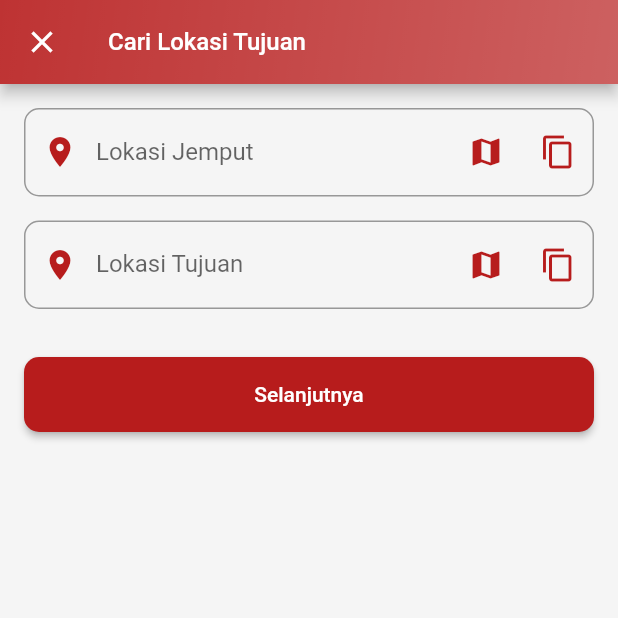
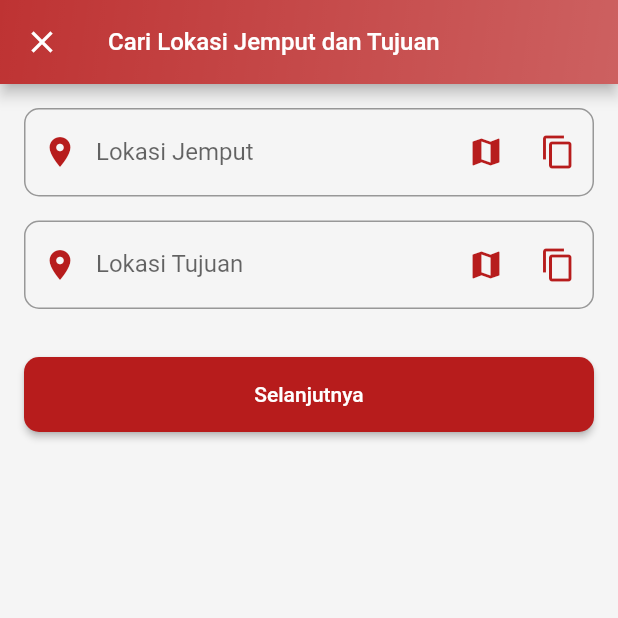
Before and after one commit to siir4w4nlincgrp/webhozz-tugas-flutter-basic, a Flutter app: the OrderSearchDestination screen opened by its route, on a phone screen of 412 x 824 dp, the top half of it. Run offline on Flutter 3.47's test engine with Material 2 defaults, Android fonts, the phone set to English and light mode, and no system bars; our stand-ins replace dio, dots_indicator, flutter_map, get, latlong2, location and 1 more; accounts and stored records are empty; project files that could hold a hidden picture were left out.

Commit message:
repair order summary

```diff
--- a/lib/tugas/views/orders/order_request.dart
+++ b/lib/tugas/views/orders/order_request.dart
@@ -37,7 +37,7 @@ class _OrderRequestState extends State<OrderRequest> {
             return ConstrainedBox(
               constraints: BoxConstraints(maxWidth: constraints.maxWidth),
               child: Text(
-                "Selamat Datang, $name!",
+                "Mau Pesan Kemana $name ?",
                 style: const TextStyle(
                   fontSize: 18,
                   fontWeight: FontWeight.bold,
@@ -99,7 +99,7 @@ class _OrderRequestState extends State<OrderRequest> {
               mainAxisSize: MainAxisSize.min,
               children: [
                 const Text(
-                  "Tujuan perjalanan Anda",
+                  "Masukan Rute Perjalanan Anda",
                   style: TextStyle(
                     fontSize: 18,
                     fontWeight: FontWeight.bold,
--- a/lib/tugas/views/orders/order_search_destination.dart
+++ b/lib/tugas/views/orders/order_search_destination.dart
@@ -96,7 +96,7 @@ class _OrderSearchDestinationState extends State<OrderSearchDestination> {
           ),
         ),
         title: Text(
-          "Cari Lokasi Tujuan",
+          "Cari Lokasi Jemput dan Tujuan",
           style: const TextStyle(fontSize: 16),
         ),
         leading: IconButton(
--- a/lib/tugas/views/view_home.dart
+++ b/lib/tugas/views/view_home.dart
@@ -37,7 +37,7 @@ class _ViewHomeState extends State<ViewHome> {
           future: _getNameFromPreferences(),
           builder: (context, snapshot) {
             final name = snapshot.data ?? 'User';
-            return Text('Hi $name', style: const TextStyle(fontSize: 16, color: Colors.white));
+            return Text('Selamat Datang, $name', style: const TextStyle(fontSize: 16, color: Colors.white));
           },
         ),
         backgroundColor: const Color(0xFFB71C1C), // Menjaga warna merah
```
